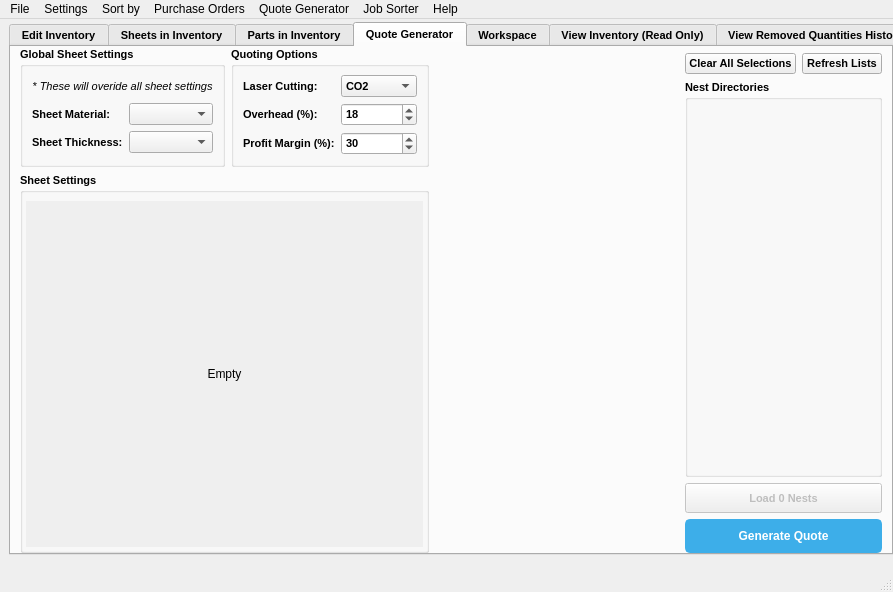
Before: the Qt Designer form ui/main_menu.ui in TheCodingJsoftware/Invigo, drawn with Qt 5.
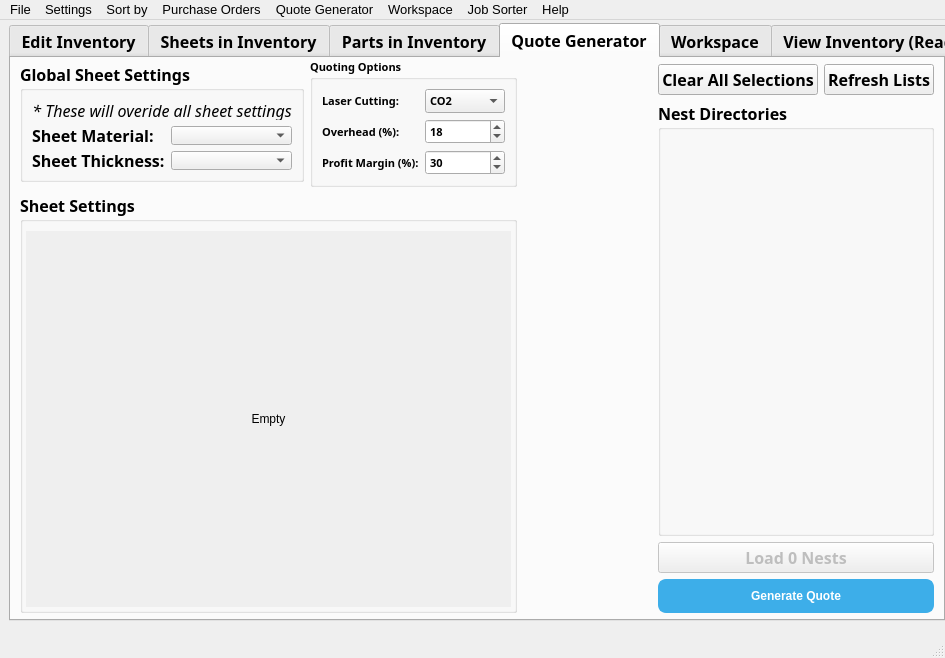
After: the same form once the commit is applied. The open tabs and pages were chosen to show the change.

Diff of the .ui file:
```diff
--- a/ui/main_menu.ui
+++ b/ui/main_menu.ui
@@ -7,10 +7,15 @@
    <rect>
     <x>0</x>
     <y>0</y>
-    <width>893</width>
-    <height>592</height>
+    <width>945</width>
+    <height>658</height>
    </rect>
   </property>
+  <property name="font">
+   <font>
+    <pointsize>10</pointsize>
+   </font>
+  </property>
   <property name="acceptDrops">
    <bool>true</bool>
   </property>
@@ -38,9 +43,12 @@
       </property>
       <property name="font">
        <font>
-        <pointsize>8</pointsize>
+        <family>Montserrat</family>
+        <pointsize>12</pointsize>
         <weight>75</weight>
         <bold>true</bold>
+        <stylestrategy>PreferAntialias</stylestrategy>
+        <kerning>true</kerning>
        </font>
       </property>
       <property name="tabPosition">
@@ -768,6 +776,9 @@
           <property name="rightMargin">
            <number>0</number>
           </property>
+          <property name="bottomMargin">
+           <number>6</number>
+          </property>
           <item>
            <layout class="QVBoxLayout" name="verticalLayout_26" stretch="0,0">
             <property name="spacing">
@@ -980,8 +991,8 @@
                      <rect>
                       <x>0</x>
                       <y>0</y>
-                      <width>401</width>
-                      <height>340</height>
+                      <width>521</width>
+                      <height>383</height>
                      </rect>
                     </property>
                     <property name="styleSheet">
@@ -1037,6 +1048,9 @@
           </item>
           <item>
            <layout class="QVBoxLayout" name="verticalLayout_nest_directories" stretch="0,1,0">
+            <property name="bottomMargin">
+             <number>0</number>
+            </property>
             <item>
              <layout class="QHBoxLayout" name="horizontalLayout_20">
               <property name="topMargin">
@@ -1076,7 +1090,20 @@
                <item>
                 <layout class="QVBoxLayout" name="verticalLayout_28">
                  <item>
-                  <layout class="QVBoxLayout" name="verticalLayout_24"/>
+                  <layout class="QVBoxLayout" name="verticalLayout_24">
+                   <property name="leftMargin">
+                    <number>9</number>
+                   </property>
+                   <property name="topMargin">
+                    <number>9</number>
+                   </property>
+                   <property name="rightMargin">
+                    <number>9</number>
+                   </property>
+                   <property name="bottomMargin">
+                    <number>9</number>
+                   </property>
+                  </layout>
                  </item>
                 </layout>
                </item>
@@ -1120,7 +1147,7 @@
 	color: #ffffff;
 	background-color: #3daee9;
 	border: 2px solid #3daee9;
-	border-radius: 5px;
+	border-radius: 8px;
 	padding: 8px 16px;
 	font-weight: bold;
 }
@@ -1133,10 +1160,10 @@
 	border-color: #2b92c5;
 }
 QPushButton#pushButton_generate_quote:disabled{
-	background-color: rgb(44, 44, 44);
-	border: 1px solid rgb(57, 57, 57);
+	background-color: rgba(44, 44, 44, 130);
+	border: 1px solid rgba(57, 57, 57, 130);
 	color: rgb(144, 144, 144);
-	border-radius: 0px;
+	border-radius: 4px;
 }</string>
                 </property>
                 <property name="text">
@@ -1386,7 +1413,7 @@
     <rect>
      <x>0</x>
      <y>0</y>
-     <width>893</width>
+     <width>945</width>
      <height>21</height>
     </rect>
    </property>
@@ -1485,11 +1512,19 @@
     </property>
     <addaction name="actionOpenMenu"/>
    </widget>
+   <widget class="QMenu" name="menuWorkspace">
+    <property name="title">
+     <string>Workspace</string>
+    </property>
+    <addaction name="actionEditTags"/>
+    <addaction name="actionEditStatuses"/>
+   </widget>
    <addaction name="menuFile"/>
    <addaction name="menuSettings"/>
    <addaction name="menuSort"/>
    <addaction name="menuPurchase_Orders"/>
    <addaction name="menuQuote_Generator"/>
+   <addaction name="menuWorkspace"/>
    <addaction name="menuJobSorter"/>
    <addaction name="menuHelp"/>
   </widget>
```
Left out of the diff: 67 changed lines with no effect on the pictures.
